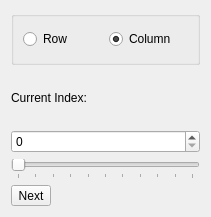
Old version of the form src/Interface/Modules/Math/GetMatrixSlice.ui in the repository SCIInstitute/SCIRun.
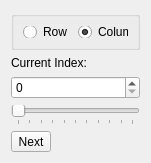
New version of the form.

Commit message: Dialog class and network

What changed in the file:
```diff
--- a/src/Interface/Modules/Math/GetMatrixSlice.ui
+++ b/src/Interface/Modules/Math/GetMatrixSlice.ui
@@ -6,10 +6,16 @@
    <rect>
     <x>0</x>
     <y>0</y>
-    <width>211</width>
-    <height>217</height>
+    <width>151</width>
+    <height>163</height>
    </rect>
   </property>
+  <property name="minimumSize">
+   <size>
+    <width>151</width>
+    <height>163</height>
+   </size>
+  </property>
   <property name="windowTitle">
    <string>Dialog</string>
   </property>
```
The commit also changes 5 other files.
